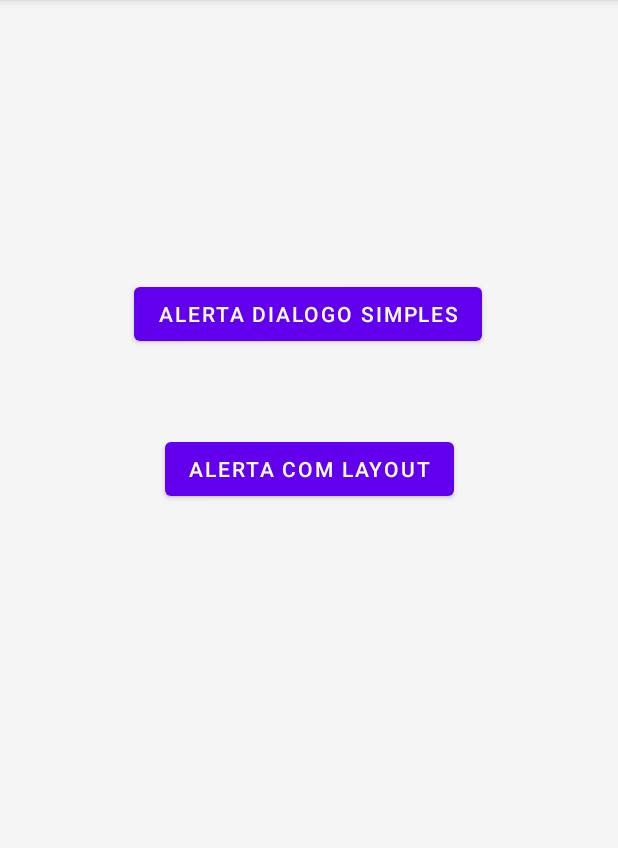
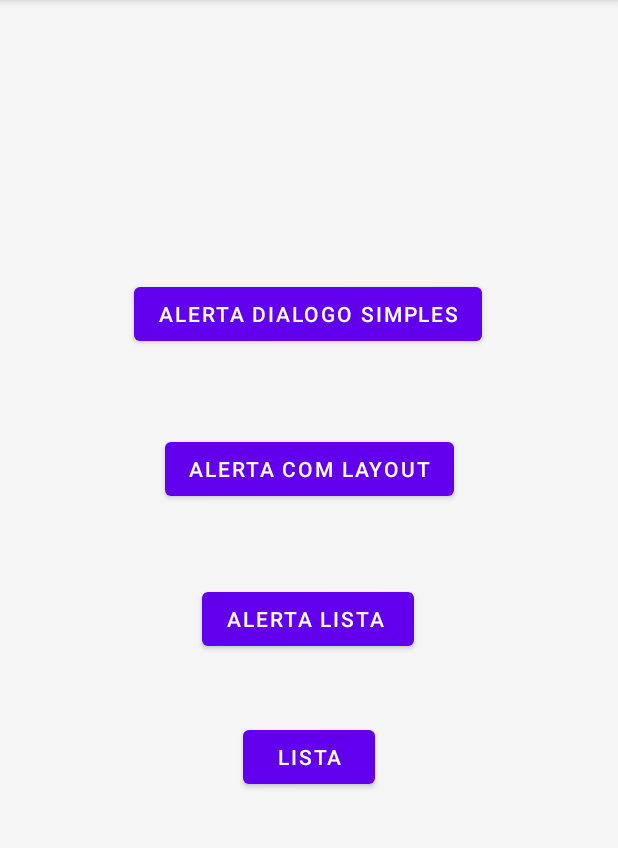
Before and after one commit to jnojair2010/jair_projetos, an Android app: the screen it shows after launch (MainActivity), on a phone screen of 412 x 824 dp, the part 84-932 px from its top. Run offline under Robolectric (Android 15) with nearby library versions, the phone set to English and light mode, and no system bars.

Commit message:
alert atualizado
RecyclerView em um alert e customização dos titulos. todos ainda em fazer de melhorar.

```diff
--- a/Android/AlertDialogPersonalizado/app/build.gradle
+++ b/Android/AlertDialogPersonalizado/app/build.gradle
@@ -33,6 +33,8 @@ dependencies {
     implementation 'androidx.appcompat:appcompat:1.4.1'
     implementation 'com.google.android.material:material:1.5.0'
     implementation 'androidx.constraintlayout:constraintlayout:2.1.3'
+    implementation "androidx.recyclerview:recyclerview-selection:1.1.0"
+    implementation "androidx.recyclerview:recyclerview:1.2.1"
     testImplementation 'junit:junit:4.13.2'
     androidTestImplementation 'androidx.test.ext:junit:1.1.3'
     androidTestImplementation 'androidx.test.espresso:espresso-core:3.4.0'
--- a/Android/AlertDialogPersonalizado/app/src/main/java/br/com/jair/alertadialogopersonalizado/MainActivity.java
+++ b/Android/AlertDialogPersonalizado/app/src/main/java/br/com/jair/alertadialogopersonalizado/MainActivity.java
@@ -14,7 +14,7 @@ public class MainActivity extends AppCompatActivity {
 
     private Funcionario funcionario = new Funcionario();
 
-    private Button btnAlert, btnAlertSimples;
+    Button btnAlert, btnAlertSimples, btnListaAlertDialog, listaCustomizado;
 
 
     @Override
@@ -25,6 +25,16 @@ public class MainActivity extends AppCompatActivity {
         DialogPersonalizado dialog = new DialogPersonalizado(this);
         btnAlert = (Button) findViewById(R.id.btnAlert);
         btnAlertSimples = (Button) findViewById(R.id.btnDialogSimples);
+        btnListaAlertDialog= (Button) findViewById(R.id.btnLista);
+        listaCustomizado = (Button) findViewById(R.id.btnListaCustomizada);
+
+        listaCustomizado.setOnClickListener(e->{
+            dialog.getAlestLista();
+        });
+
+        btnListaAlertDialog.setOnClickListener(e->{
+            dialog.getAlertListaSimples();
+        });
 
         btnAlertSimples.setOnClickListener(new View.OnClickListener() {
             @Override
@@ -43,6 +53,10 @@ public class MainActivity extends AppCompatActivity {
 
     }
 
+    private static class ViewHolder{
+
+
+    }
 
 
 
--- /dev/null
+++ b/Android/AlertDialogPersonalizado/app/src/main/java/br/com/jair/alertadialogopersonalizado/manager/interfaceandroid/onClicListen.java
@@ -0,0 +1,5 @@
+package br.com.jair.alertadialogopersonalizado.manager.interfaceandroid;
+
+public interface onClicListen {
+    void onClick(int id);
+}
--- /dev/null
+++ b/Android/AlertDialogPersonalizado/app/src/main/java/br/com/jair/alertadialogopersonalizado/manager/produtos/ManagerProdutos.java
@@ -0,0 +1,33 @@
+package br.com.jair.alertadialogopersonalizado.manager.produtos;
+
+import android.view.LayoutInflater;
+
+import java.util.ArrayList;
+
+import br.com.jair.alertadialogopersonalizado.model.Produtos;
+
+public class ManagerProdutos {
+
+    public static ArrayList<Produtos> listaProdutos = new ArrayList<Produtos>();
+
+    public ManagerProdutos(){
+        Produtos mProdutos1 = new Produtos(1,"Pó","Hb 3156","Ruby Rose","Compacto");
+        Produtos mProdutos2 = new Produtos(1,"Base","Hb 1156","Ruby Rose","Soft Matte");
+        Produtos mProdutos3 = new Produtos(1,"Base","Hb 1231","Ruby Rose","Feels");
+        Produtos mProdutos4 = new Produtos(1,"Corretivo","Hb 1560","Ruby Rose","Feels");
+        Produtos mProdutos5 = new Produtos(1,"Pó","Hb 3354","Ruby Rose","Self");
+        listaProdutos.add(mProdutos1);
+        listaProdutos.add(mProdutos2);
+        listaProdutos.add(mProdutos3);
+        listaProdutos.add(mProdutos4);
+        listaProdutos.add(mProdutos5);
+
+    }
+
+    public ArrayList<Produtos> getListaProdutos(){
+
+        return listaProdutos;
+    }
+
+
+}
--- a/Android/AlertDialogPersonalizado/app/src/main/res/layout/activity_main.xml
+++ b/Android/AlertDialogPersonalizado/app/src/main/res/layout/activity_main.xml
@@ -29,4 +29,26 @@
         app:layout_constraintStart_toStartOf="parent"
         app:layout_constraintTop_toTopOf="parent"
         app:layout_constraintVertical_bias="0.769" />
+
+    <Button
+        android:id="@+id/btnLista"
+        android:layout_width="wrap_content"
+        android:layout_height="wrap_content"
+        android:layout_marginTop="52dp"
+        android:text="Alerta Lista "
+        app:layout_constraintEnd_toEndOf="parent"
+        app:layout_constraintHorizontal_bias="0.498"
+        app:layout_constraintStart_toStartOf="parent"
+        app:layout_constraintTop_toBottomOf="@+id/btnAlert" />
+
+    <Button
+        android:id="@+id/btnListaCustomizada"
+        android:layout_width="wrap_content"
+        android:layout_height="wrap_content"
+        android:layout_marginTop="44dp"
+        android:text="Lista"
+        app:layout_constraintEnd_toEndOf="parent"
+        app:layout_constraintStart_toStartOf="parent"
+        app:layout_constraintTop_toBottomOf="@+id/btnLista" />
+
 </androidx.constraintlayout.widget.ConstraintLayout>
--- a/Android/AlertDialogPersonalizado/app/src/main/res/values/colors.xml
+++ b/Android/AlertDialogPersonalizado/app/src/main/res/values/colors.xml
@@ -7,4 +7,5 @@
     <color name="teal_700">#FF018786</color>
     <color name="black">#FF000000</color>
     <color name="white">#FFFFFFFF</color>
+    <color name="verde_azulado">#00695c</color>
 </resources>
```
Also changed, not shown: Android/AlertDialogPersonalizado/app/src/main/java/br/com/jair/alertadialogopersonalizado/manager/adapter/ProdutoAdatpert.java (added, +52 -0 lines), Android/AlertDialogPersonalizado/app/src/main/java/br/com/jair/alertadialogopersonalizado/manager/comunicaoAndroid/DialogPersonalizado.java (+136 -4 lines), Android/AlertDialogPersonalizado/app/src/main/java/br/com/jair/alertadialogopersonalizado/manager/viewholder/ProdutoViewHolder.java (added, +29 -0 lines), Android/AlertDialogPersonalizado/app/src/main/java/br/com/jair/alertadialogopersonalizado/model/Produtos.java (added, +62 -0 lines), Android/AlertDialogPersonalizado/app/src/main/res/layout/alert_list_view.xml (added, +10 -0 lines), Android/AlertDialogPersonalizado/app/src/main/res/layout/layout_principal_recycler_view_alert_dialog.xml (added, +17 -0 lines), Android/AlertDialogPersonalizado/app/src/main/res/layout/liste_view_customizado.xml (added, +7 -0 lines), Android/AlertDialogPersonalizado/app/src/main/res/layout/model_layout_recycler_view_alert_dialog.xml (added, +21 -0 lines).
